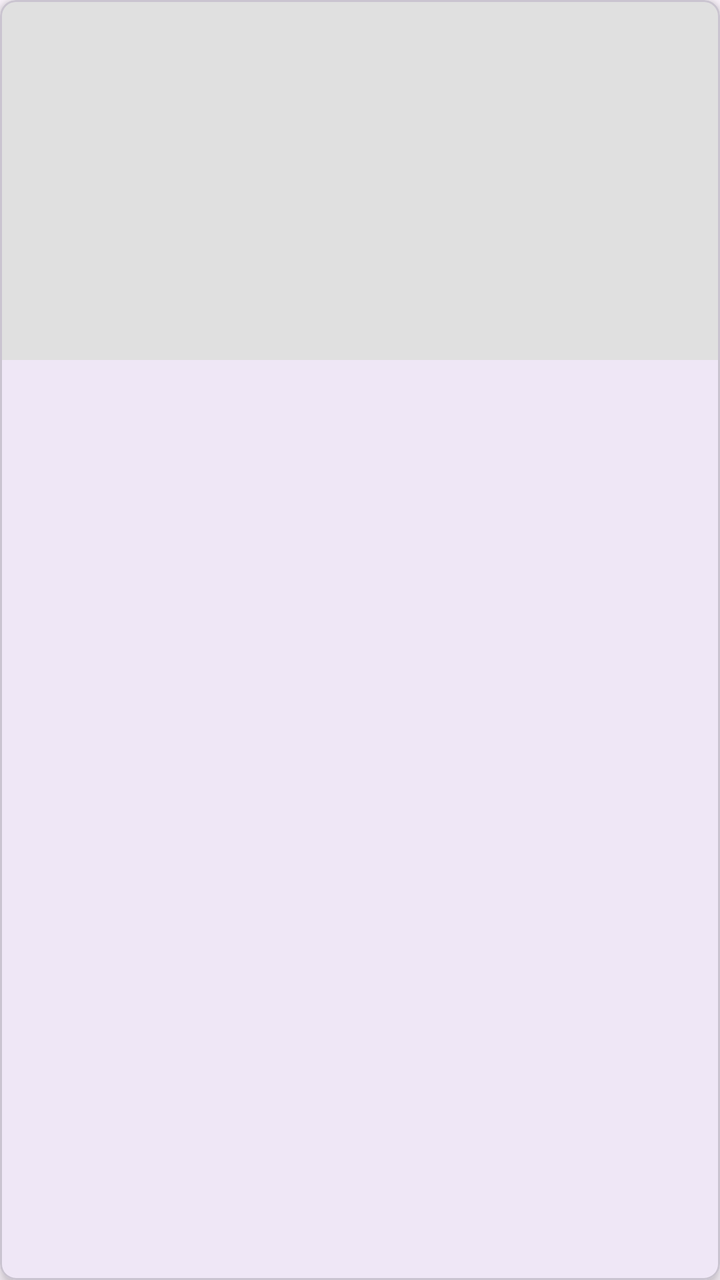
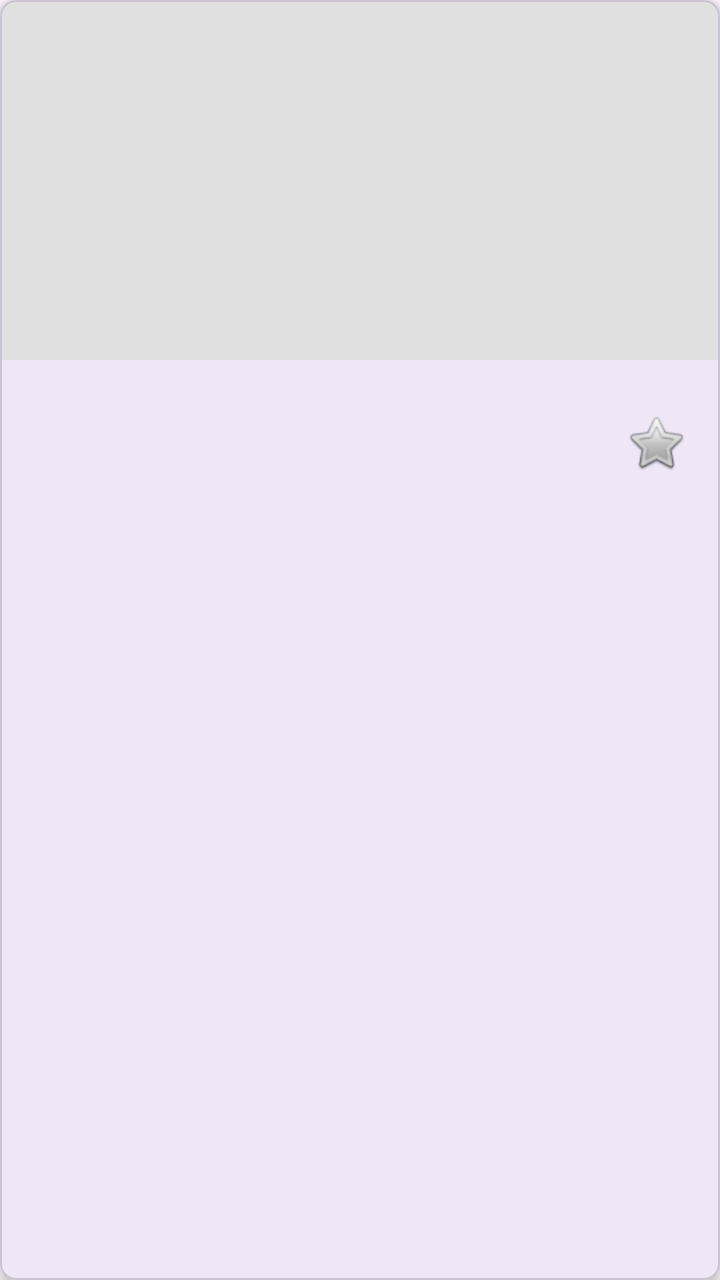

Compare the two renders of this Android layout. The source of the first and the diff that turns it into the second are given below.
<!-- AndroidManifest.xml: application theme Theme.CS388mobileapplicationpart2 -->
<!-- res/layout/item_news_card.xml -->
<?xml version="1.0" encoding="utf-8"?>
<com.google.android.material.card.MaterialCardView xmlns:android="http://schemas.android.com/apk/res/android"
    xmlns:app="http://schemas.android.com/apk/res-auto"
    android:layout_width="match_parent"
    android:layout_height="wrap_content"
    android:layout_margin="8dp"
    app:cardCornerRadius="8dp"
    app:cardElevation="4dp">

    <LinearLayout
        android:layout_width="match_parent"
        android:layout_height="wrap_content"
        android:orientation="vertical">

        <ImageView
            android:id="@+id/imgThumbnail"
            android:layout_width="match_parent"
            android:layout_height="180dp"
            android:scaleType="centerCrop"
            android:background="#E0E0E0" />

        <LinearLayout
            android:layout_width="match_parent"
            android:layout_height="wrap_content"
            android:orientation="vertical"
            android:padding="12dp">

            <TextView
                android:id="@+id/tvRank"
                android:layout_width="wrap_content"
                android:layout_height="wrap_content"
                android:textSize="11sp"
                android:textColor="#888888" />

            <TextView
                android:id="@+id/tvName"
                android:layout_width="wrap_content"
                android:layout_height="wrap_content"
                android:textSize="16sp"
                android:textStyle="bold"
                android:layout_marginTop="4dp" />

            <TextView
                android:id="@+id/tvYear"
                android:layout_width="wrap_content"
                android:layout_height="wrap_content"
                android:textSize="12sp"
                android:textColor="#666666"
                android:layout_marginTop="2dp" />

        </LinearLayout>
    </LinearLayout>

</com.google.android.material.card.MaterialCardView>
<!-- resources referenced by this layout -->
<resources>
  <style name="Theme.CS388mobileapplicationpart2" parent="Base.Theme.CS388mobileapplicationpart2" />
  <style name="Base.Theme.CS388mobileapplicationpart2" parent="Theme.Material3.DayNight.NoActionBar">
          
          
      </style>
</resources>

<!-- the commit's change to res/layout/item_news_card.xml (unified diff, before → after) -->
@@ -22,31 +22,48 @@
         <LinearLayout
             android:layout_width="match_parent"
             android:layout_height="wrap_content"
-            android:orientation="vertical"
-            android:padding="12dp">
+            android:orientation="horizontal"
+            android:padding="12dp"
+            android:gravity="center_vertical">
 
-            <TextView
-                android:id="@+id/tvRank"
-                android:layout_width="wrap_content"
+            <LinearLayout
+                android:layout_width="0dp"
                 android:layout_height="wrap_content"
-                android:textSize="11sp"
-                android:textColor="#888888" />
+                android:layout_weight="1"
+                android:orientation="vertical">
 
-            <TextView
-                android:id="@+id/tvName"
-                android:layout_width="wrap_content"
-                android:layout_height="wrap_content"
-                android:textSize="16sp"
-                android:textStyle="bold"
-                android:layout_marginTop="4dp" />
+                <TextView
+                    android:id="@+id/tvRank"
+                    android:layout_width="wrap_content"
+                    android:layout_height="wrap_content"
+                    android:textSize="11sp"
+                    android:textColor="#888888" />
 
-            <TextView
-                android:id="@+id/tvYear"
-                android:layout_width="wrap_content"
-                android:layout_height="wrap_content"
-                android:textSize="12sp"
-                android:textColor="#666666"
-                android:layout_marginTop="2dp" />
+                <TextView
+                    android:id="@+id/tvName"
+                    android:layout_width="wrap_content"
+                    android:layout_height="wrap_content"
+                    android:textSize="16sp"
+                    android:textStyle="bold"
+                    android:layout_marginTop="4dp" />
+
+                <TextView
+                    android:id="@+id/tvYear"
+                    android:layout_width="wrap_content"
+                    android:layout_height="wrap_content"
+                    android:textSize="12sp"
+                    android:textColor="#666666"
+                    android:layout_marginTop="2dp" />
+
+            </LinearLayout>
+
+            <ImageButton
+                android:id="@+id/btnFavorite"
+                android:layout_width="40dp"
+                android:layout_height="40dp"
+                android:background="?attr/selectableItemBackgroundBorderless"
+                android:src="@android:drawable/btn_star_big_off"
+                android:contentDescription="Favorite" />
 
         </LinearLayout>
     </LinearLayout>
